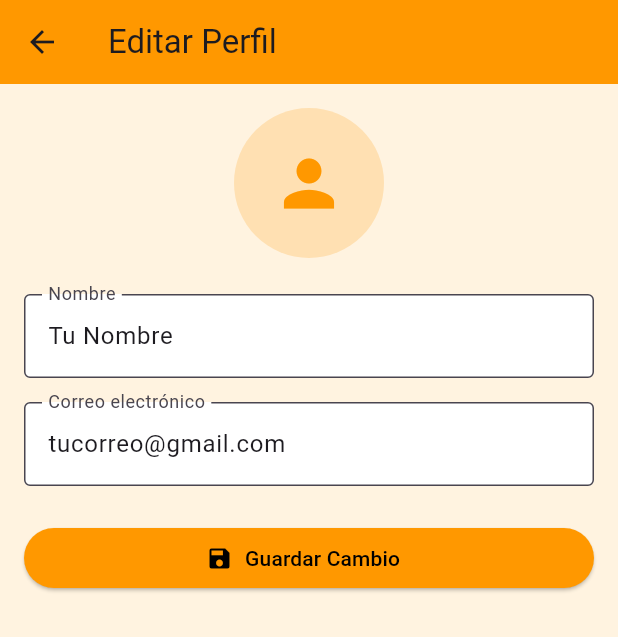
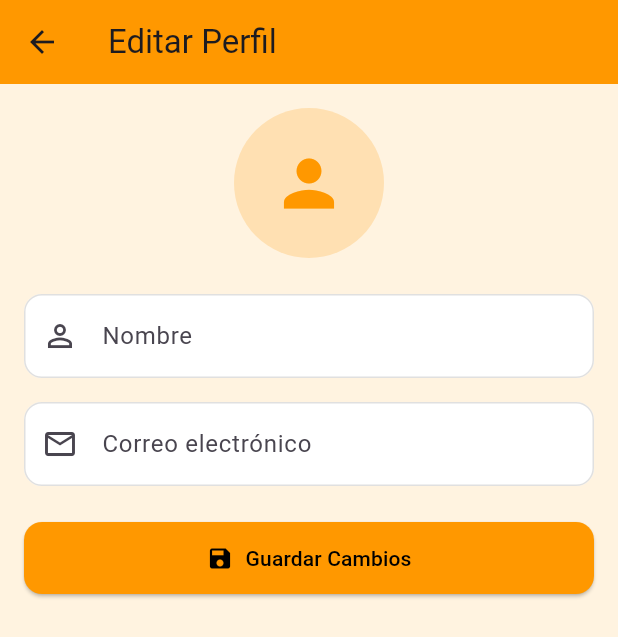
Before and after one commit to Reebotbrei/limaEnAccion, a Flutter app: the ProfileScreen screen opened directly, on a phone screen of 412 x 824 dp. Shown: the top 637 px of the screen. Run offline on Flutter 3.47's test engine with Material 3 defaults, Android fonts, the phone set to English and light mode, and no system bars; our stand-ins replace cloud_firestore, firebase_auth, firebase_core, image_picker; accounts and stored records are empty.

Commit message:
comenzando locura

```diff
--- a/lib/features/auth/screens/profile_screen.dart
+++ b/lib/features/auth/screens/profile_screen.dart
@@ -1,6 +1,8 @@
 import 'package:flutter/material.dart';
 import 'dart:io';
 import 'package:image_picker/image_picker.dart';
+import 'package:firebase_auth/firebase_auth.dart';
+import '../widgets/custom_text_field.dart';
 
 class ProfileScreen extends StatefulWidget {
   const ProfileScreen({super.key});
@@ -10,9 +12,28 @@ class ProfileScreen extends StatefulWidget {
 }
 
 class _ProfileScreenState extends State<ProfileScreen> {
-  final _nameController = TextEditingController(text: 'Tu Nombre');
-  final _emailController = TextEditingController(text: 'tucorreo@gmail.com');
+  final _formKey = GlobalKey<FormState>();
+  final _nameController = TextEditingController();
+  final _emailController = TextEditingController();
   File? _imageFile;
+  bool _isSaving = false;
+
+  @override
+  void initState() {
+    super.initState();
+
+    // Simulación: usar datos del usuario actual (si estás usando Firebase Auth)
+    final user = FirebaseAuth.instance.currentUser;
+    _nameController.text = user?.displayName ?? ' ';
+    _emailController.text = user?.email ?? ' ';
+  }
+
+  @override
+  void dispose() {
+    _nameController.dispose();
+    _emailController.dispose();
+    super.dispose();
+  }
 
   Future<void> _pickImage() async {
     final picker = ImagePicker();
@@ -22,17 +43,30 @@ class _ProfileScreenState extends State<ProfileScreen> {
       setState(() {
         _imageFile = File(picked.path);
       });
+    } else {
+      ScaffoldMessenger.of(context).showSnackBar(
+        const SnackBar(content: Text('Selección de imagen cancelada')),
+      );
     }
   }
 
-  void _saveProfile() {
-    final name = _nameController.text;
-    final email = _emailController.text;
+  Future<void> _saveProfile() async {
+    if (_formKey.currentState!.validate()) {
+      setState(() => _isSaving = true);
 
-    // Puedes guardar esto en memoria local o Firebase después
+      final name = _nameController.text.trim();
+      final email = _emailController.text.trim();
+
+      // Aquí puedes guardar en Firestore o local
+      // Por ahora solo se simula
+      await Future.delayed(const Duration(seconds: 1)); // Simula espera de red
+
+      setState(() => _isSaving = false);
+
       ScaffoldMessenger.of(context).showSnackBar(
         SnackBar(content: Text('Perfil actualizado: $name - $email')),
       );
+    }
   }
 
   @override
@@ -46,6 +80,8 @@ class _ProfileScreenState extends State<ProfileScreen> {
       ),
       body: Padding(
         padding: const EdgeInsets.all(16.0),
+        child: Form(
+          key: _formKey,
           child: ListView(
             children: [
               Center(
@@ -62,33 +98,56 @@ class _ProfileScreenState extends State<ProfileScreen> {
                 ),
               ),
               const SizedBox(height: 24),
-            TextField(
+
+              CustomTextField(
                 controller: _nameController,
-              decoration: const InputDecoration(
                 labelText: 'Nombre',
-                border: OutlineInputBorder(),
+                prefixIcon: Icons.person_outline,
+                validator: (value) {
+                  if (value == null || value.trim().isEmpty) {
+                    return 'Por favor ingresa tu nombre';
+                  }
+                  return null;
+                },
+              ),
+              const SizedBox(height: 16),
+
+              CustomTextField(
+                controller: _emailController,
+                labelText: 'Correo electrónico',
+                prefixIcon: Icons.email_outlined,
+                keyboardType: TextInputType.emailAddress,
+                validator: (value) {
+                  if (value == null || value.trim().isEmpty) {
+                    return 'Por favor ingresa tu correo';
+                  }
+                  final emailRegex = RegExp(r'^[\w-\.]+@([\w-]+\.)+[\w]{2,4}$');
+                  if (!emailRegex.hasMatch(value)) {
+                    return 'Correo no válido';
+                  }
+                  return null;
+                },
+              ),
+              const SizedBox(height: 24),
+
+              SizedBox(
+                width: double.infinity,
+                child: ElevatedButton.icon(
+                  style: ElevatedButton.styleFrom(
+                    backgroundColor: Colors.orange,
+                    padding: const EdgeInsets.symmetric(vertical: 14),
+                    shape: RoundedRectangleBorder(borderRadius: BorderRadius.circular(12)),
+                  ),
+                  icon: const Icon(Icons.save, color: Colors.black),
+                  label: Text(
+                    _isSaving ? 'Guardando...' : 'Guardar Cambios',
+                    style: const TextStyle(color: Colors.black),
+                  ),
+                  onPressed: _isSaving ? null : _saveProfile,
                 ),
               ),
-            const SizedBox(height: 16),
-            TextField(
-              controller: _emailController,
-              decoration: const InputDecoration(
-                labelText: 'Correo electrónico',
-                border: OutlineInputBorder(),
+            ],
           ),
-            ),
-            const SizedBox(height: 24),
-            ElevatedButton.icon(
-              style: ElevatedButton.styleFrom(
-                backgroundColor: Colors.orange,
-              ),
-              onPressed: _saveProfile,
-              icon: const Icon(Icons.save,
-              color: Colors.black,),
-              label: const Text('Guardar Cambio',
-              style: TextStyle(color:Colors.black),),
-            ),
-          ],
         ),
       ),
     );
```
Lines whose indentation alone changed are shown as unchanged.
